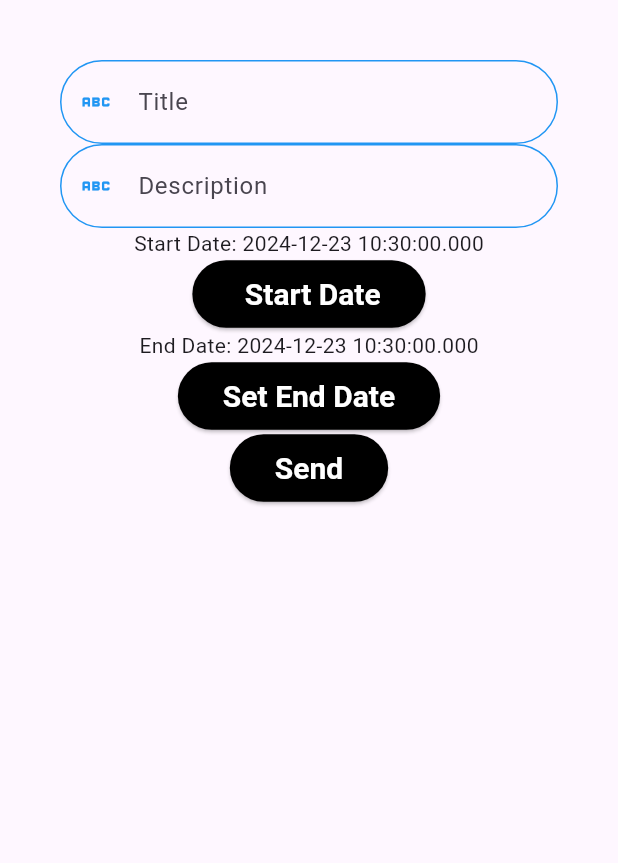
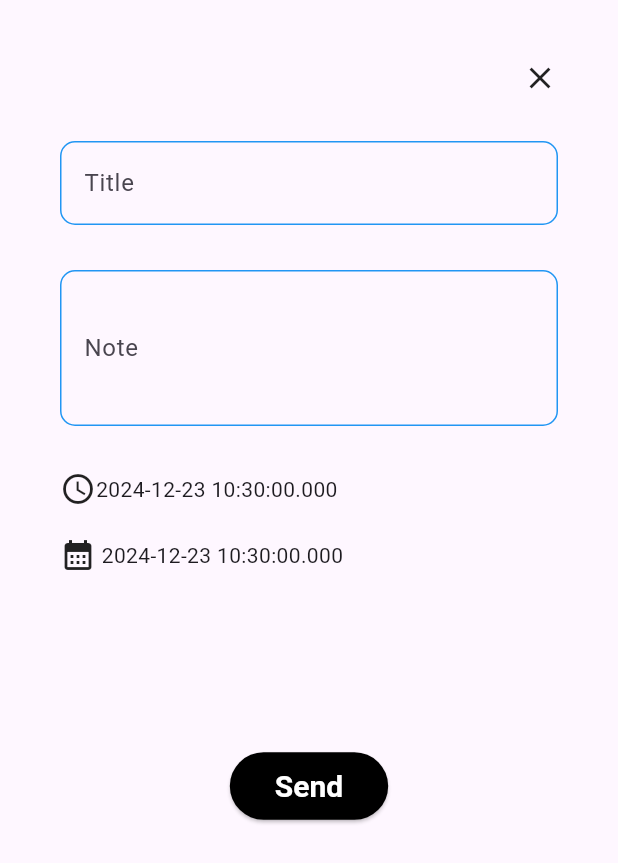
Before and after one commit to arturnkrsargsyan/todo_pet_pj, a Flutter app: the TaskAddScreen screen opened by its route, on a phone screen of 412 x 824 dp. Shown: the top 863 px of the screen. Run offline on Flutter 3.47's test engine with Material 3 defaults, Android fonts, the phone set to English and light mode, and no system bars; our stand-ins replace auto_route, bloc, cloud_firestore, equatable, firebase_auth, firebase_core and 4 more; accounts and stored records are empty; generated files the repository leaves out were written again.

Commit message:
to do add ui

```diff
--- a/lib/presentation/core/consts/typography.dart
+++ b/lib/presentation/core/consts/typography.dart
@@ -41,4 +41,11 @@ class AppTypography {
     fontWeight: FontWeight.w400,
     height: 20 / 16,
   );
+
+  static const s18wh70h20 = TextStyle(
+    fontSize: 18,
+    fontWeight: FontWeight.w400,
+    color: Colors.white70,
+    height: 20 / 16,
+  );
 }
--- a/lib/presentation/task_screen/task_add_screen.dart
+++ b/lib/presentation/task_screen/task_add_screen.dart
@@ -5,9 +5,9 @@ import 'package:todo_app/application/to_do_task/to_do_task_block.dart';
 import 'package:todo_app/application/to_do_task/to_do_task_event.dart';
 import 'package:todo_app/application/to_do_task/to_do_task_state.dart';
 import 'package:todo_app/infrastructure/task/models/to_do.dart';
-import 'package:todo_app/presentation/auth/widget/text_field_style.dart';
 import 'package:todo_app/presentation/core/router/router.dart';
 import 'package:todo_app/presentation/home/widget/button.dart';
+import 'package:todo_app/presentation/task_screen/widget/add_text_filed_style.dart';
 import 'package:uuid/uuid.dart';
 
 @RoutePage()
@@ -37,10 +37,10 @@ class _TaskAddScreenState extends State<TaskAddScreen> {
           if (state is TaskLoadingState) {
             return const Center(child: CircularProgressIndicator());
           } else if (state is TaskFailure) {
-            return Center(child: Text('Error: ${state.error}'));
-          } else if (state is TaskSuccessfulState) {
-            return const Center(child: Text('Task Added Successfully!'));
-          }
+            return Center(
+              child: Text('Error: ${state.error}'),
+            );
+          } else if (state is TaskSuccessfulState) {}
 
           return Padding(
             padding: const EdgeInsets.all(40),
@@ -48,27 +48,53 @@ class _TaskAddScreenState extends State<TaskAddScreen> {
               key: _formKey,
               child: Column(
                 children: [
-                  TextFieldStyle(
-                      labelText: 'Title',
-                      prefixIconAdd: const Icon(Icons.abc),
-                      fildValidator: (value) {
+                  Row(
+                    mainAxisAlignment: MainAxisAlignment.end,
+                    children: [
+                      InkWell(
+                        child: const Icon(Icons.close),
+                        onTap: () {
+                          context.router.push(
+                            ToDoRoute(),
+                          );
+                        },
+                      )
+                    ],
+                  ),
+                  SizedBox(
+                    height: 30,
+                  ),
+                  AddTextFiledStyle(
+                    addMaxLines: false,
+                    addLabelText: 'Title',
+                    addFildValidator: (value) {
                       if (value == null || value.isEmpty) {
                         return 'Please enter a title';
                       }
                       return null;
                     },
-                      textFildController: titleController),
-                  TextFieldStyle(
-                      labelText: 'Description',
-                      prefixIconAdd: const Icon(Icons.abc),
-                      fildValidator: (p0) {
+                    addTextFildController: titleController,
+                  ),
+                  SizedBox(
+                    height: 30,
+                  ),
+                  AddTextFiledStyle(
+                    addMaxLines: true,
+                    addLabelText: 'Note',
+                    addFildValidator: (p0) {
                       return null;
                     },
-                      textFildController: descriptionController),
-                  Text('Start Date: $_startDate'),
-                  Button(
-                    buttonText: ' Start Date',
-                    buttonFunction: () async {
+                    addTextFildController: descriptionController,
+                  ),
+                  SizedBox(
+                    height: 30,
+                  ),
+                  Row(
+                    children: [
+                      const Icon(Icons.access_time),
+                      InkWell(
+                        child: Text('$_startDate'),
+                        onTap: () async {
                           DateTime? newDate = await showDatePicker(
                             context: context,
                             initialDate: _startDate,
@@ -82,10 +108,17 @@ class _TaskAddScreenState extends State<TaskAddScreen> {
                           }
                         },
                       ),
-                  Text('End Date: $_endDate'),
-                  Button(
-                    buttonText: 'Set End Date',
-                    buttonFunction: () async {
+                    ],
+                  ),
+                  SizedBox(
+                    height: 20,
+                  ),
+                  Row(
+                    children: [
+                      const Icon(Icons.calendar_month_sharp),
+                      InkWell(
+                        child: Text(' $_endDate'),
+                        onTap: () async {
                           DateTime? newDate = await showDatePicker(
                             context: context,
                             initialDate: _endDate,
@@ -99,6 +132,9 @@ class _TaskAddScreenState extends State<TaskAddScreen> {
                           }
                         },
                       ),
+                    ],
+                  ),
+                  Spacer(),
                   Button(
                     buttonText: 'Send',
                     buttonFunction: () async {
@@ -111,10 +147,13 @@ class _TaskAddScreenState extends State<TaskAddScreen> {
                             description: descriptionController.text,
                             endData: _endDate);
                         context.read<TaskBloc>().add(AddTaskTaskEvent(task));
-                        context.router.push(const TaskAddRoute());
+                        context.router.replace(ToDoRoute());
                       }
                     },
-                  )
+                  ),
+                  const Spacer(
+                    flex: 2,
+                  ),
                 ],
               ),
             ),
--- /dev/null
+++ b/lib/presentation/task_screen/widget/add_text_filed_style.dart
@@ -0,0 +1,53 @@
+import 'package:flutter/material.dart';
+
+class AddTextFiledStyle extends StatelessWidget {
+  const AddTextFiledStyle(
+      {super.key,
+      required this.addLabelText,
+      required this.addFildValidator,
+      required this.addTextFildController,
+      required this.addMaxLines});
+  final String addLabelText;
+  final String? Function(String?) addFildValidator;
+  final TextEditingController addTextFildController;
+  final bool addMaxLines;
+  @override
+  Widget build(BuildContext context) {
+    return TextFormField(
+      maxLines: addMaxLines ? 3 : 1,
+      controller: addTextFildController,
+      validator: addFildValidator,
+      decoration: InputDecoration(
+        prefixIconColor: Colors.blue,
+        label: Text(addLabelText),
+        focusedBorder: OutlineInputBorder(
+          borderSide: const BorderSide(
+            width: 1,
+            color: Colors.blue,
+          ),
+          borderRadius: BorderRadius.circular(10),
+        ),
+        errorBorder: OutlineInputBorder(
+          borderSide: const BorderSide(
+            width: 1,
+            color: Colors.red,
+          ),
+          borderRadius: BorderRadius.circular(10),
+        ),
+        border: OutlineInputBorder(
+          borderSide: const BorderSide(
+            color: Colors.red,
+          ),
+          borderRadius: BorderRadius.circular(10),
+        ),
+        enabledBorder: OutlineInputBorder(
+          borderSide: const BorderSide(
+            width: 1,
+            color: Colors.blue,
+          ),
+          borderRadius: BorderRadius.circular(10),
+        ),
+      ),
+    );
+  }
+}
```
Also changed, not shown: lib/presentation/to_do_page/to_do_screen.dart (+6 -46 lines), lib/presentation/to_do_page/widget/task_list.dart (added, +37 -0 lines), lib/presentation/to_do_page/widget/task_tail.dart (added, +88 -0 lines). Lines whose indentation alone changed are shown as unchanged.
